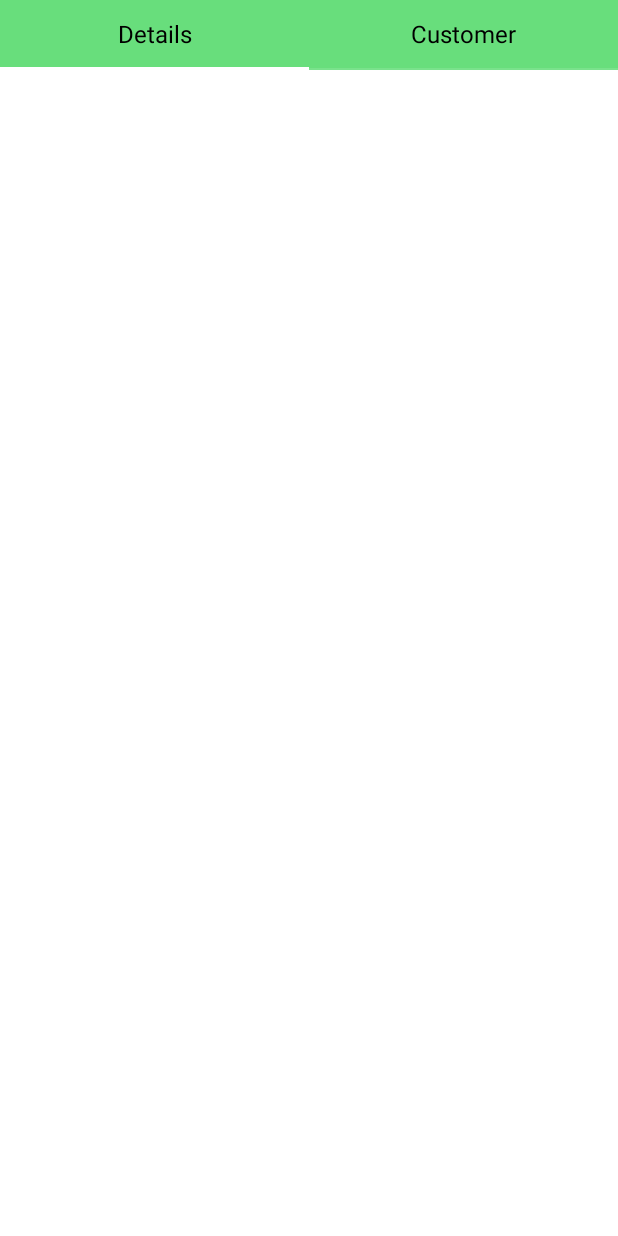
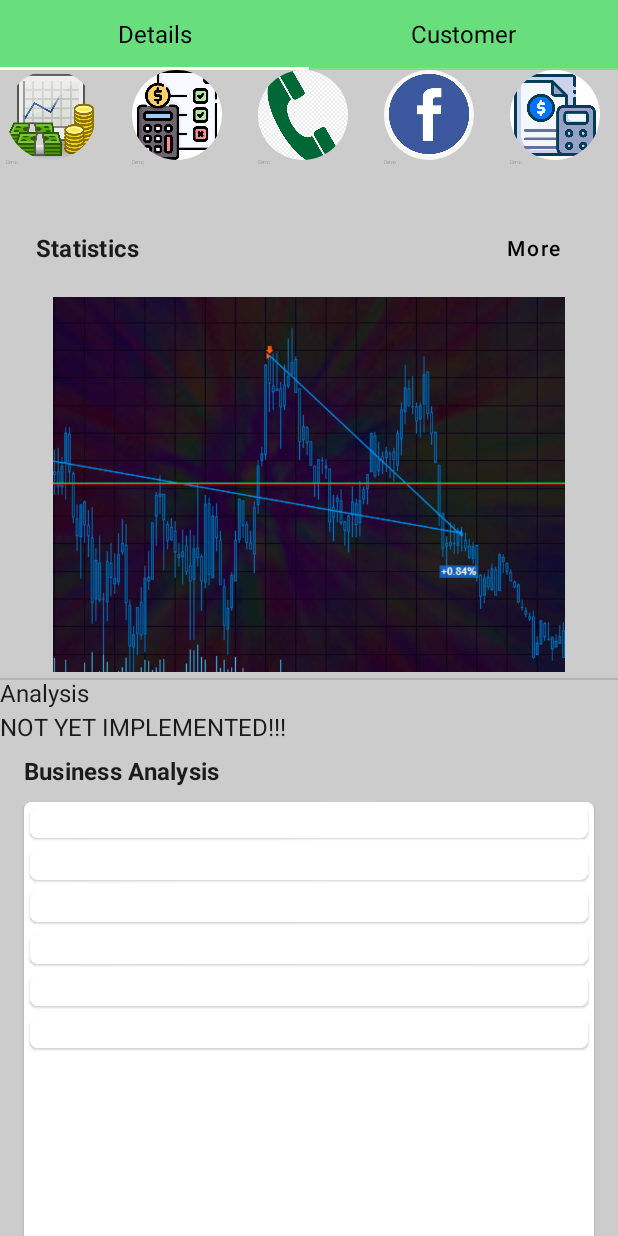
Before and after one commit to sl-gif/debugger, an Android app built with Jetpack Compose: the screen it shows after launch (MainActivity), on a phone screen of 412 x 824 dp. Run offline under Robolectric (Android 15) with nearby library versions, the phone set to English and light mode, and no system bars; our stand-ins replace Room's generated code, accompanist.

Commit message:
Debugger 3rd commit

```diff
--- a/app/src/main/java/com/example/debugger/MainActivity.kt
+++ b/app/src/main/java/com/example/debugger/MainActivity.kt
@@ -19,6 +19,9 @@ import androidx.navigation.compose.composable
 import androidx.navigation.compose.rememberNavController
 import androidx.navigation.navArgument
 import com.example.debugger.ui.customerdetail.BottomSheet.BottomSheet
+import com.example.debugger.ui.customerdetail.customerdetailtransactions.TransDetailViewModel
+import com.example.debugger.ui.customerdetail.customerdetailtransactions.TransDetailViewModelFactory
+import com.example.debugger.ui.firstscreen.homescreen.TabLayout
 import com.example.debugger.ui.theme.DEBUGGERTheme
 import com.google.accompanist.pager.ExperimentalPagerApi
 
@@ -28,7 +31,8 @@ class MainActivity : ComponentActivity() {
 
     override fun onCreate(savedInstanceState: Bundle?) {
         val viewModel = ViewModelProvider(this,MyViewModelFactory(application)) [MyViewModel::class.java]
-        val transDetailViewModel = ViewModelProvider(this,TransDetailViewModelFactory(application)) [TransDetailViewModel::class.java]
+        val transDetailViewModel = ViewModelProvider(this,TransDetailViewModelFactory(application))[TransDetailViewModel::class.java]
+
         super.onCreate(savedInstanceState)
         setContent {
 
--- /dev/null
+++ b/app/src/main/java/com/example/debugger/data/Analysis.kt
@@ -0,0 +1,10 @@
+package com.example.debugger.data
+
+import androidx.compose.ui.graphics.painter.Painter
+
+data class Analysis(
+    val title: String,
+    val type: String,
+    val graph: String,
+    val image: Painter? = null
+)
--- /dev/null
+++ b/app/src/main/java/com/example/debugger/data/Statistics.kt
@@ -0,0 +1,9 @@
+package com.example.debugger.data
+
+import androidx.compose.ui.graphics.painter.Painter
+
+data class Statistics(
+    val title: String ="",
+    val date: String ="",
+    val graph: Painter
+)
--- a/app/src/main/java/com/example/debugger/ui/customerdetail/BottomSheet/BottomSheet.kt
+++ b/app/src/main/java/com/example/debugger/ui/customerdetail/BottomSheet/BottomSheet.kt
@@ -22,9 +22,9 @@ import androidx.compose.ui.tooling.preview.Preview
 import androidx.compose.ui.unit.dp
 import androidx.compose.ui.unit.sp
 import com.example.debugger.R
-import com.example.debugger.TransDetailViewModel
 import com.example.debugger.entity.Transaction
-import com.example.debugger.ui.customerdetail.CustomerDetailContainer
+import com.example.debugger.ui.customerdetail.customerdetailtransactions.CustomerDetailContainer
+import com.example.debugger.ui.customerdetail.customerdetailtransactions.TransDetailViewModel
 import kotlinx.coroutines.launch
 
 
--- a/app/src/main/java/com/example/debugger/TransDetailViewModel.kt
+++ b/app/src/main/java/com/example/debugger/ui/customerdetail/customerdetailtransactions/TransDetailViewModel.kt
@@ -1,4 +1,4 @@
-package com.example.debugger
+package com.example.debugger.ui.customerdetail.customerdetailtransactions
 
 import android.app.Application
 import androidx.compose.runtime.getValue
@@ -14,6 +14,7 @@ import com.example.debugger.entity.CustomerWithTransactions
 import com.example.debugger.entity.Transaction
 import com.example.debugger.repository.Repository
 import kotlinx.coroutines.Dispatchers
+import kotlinx.coroutines.GlobalScope
 import kotlinx.coroutines.flow.*
 import kotlinx.coroutines.launch
 
--- a/app/src/main/java/com/example/debugger/ui/firstscreen/customerlist/CustomerList.kt
+++ b/app/src/main/java/com/example/debugger/ui/firstscreen/customerlist/CustomerList.kt
@@ -30,8 +30,8 @@ import androidx.lifecycle.viewmodel.compose.viewModel
 import androidx.navigation.NavController
 import com.example.debugger.MyViewModel
 import com.example.debugger.MyViewModelFactory
-import com.example.debugger.TransDetailViewModel
 import com.example.debugger.entity.Customers
+import com.example.debugger.ui.customerdetail.customerdetailtransactions.TransDetailViewModel
 
 @Composable
 fun CustomerList(
@@ -150,7 +150,7 @@ fun AddCustomer(
 
 //This should be reusable for AddCustomer function and Business Analysis Card items
 @Composable
-fun ItemsCard(
+fun CustomerCard(
     image: Painter,
     text: String,
     modifier: Modifier = Modifier,
--- a/app/src/main/java/com/example/debugger/ui/firstscreen/homescreen/HomeScreen.kt
+++ b/app/src/main/java/com/example/debugger/ui/firstscreen/homescreen/HomeScreen.kt
@@ -6,15 +6,19 @@ import androidx.compose.foundation.clickable
 import androidx.compose.foundation.layout.*
 import androidx.compose.foundation.lazy.LazyColumn
 import androidx.compose.foundation.lazy.LazyRow
+import androidx.compose.foundation.lazy.items
 import androidx.compose.foundation.shape.CircleShape
 import androidx.compose.foundation.shape.RoundedCornerShape
 import androidx.compose.material.*
 import androidx.compose.runtime.*
+import androidx.compose.ui.Alignment
 import androidx.compose.ui.Modifier
 import androidx.compose.ui.draw.clip
+import androidx.compose.ui.draw.clipToBounds
 import androidx.compose.ui.graphics.Color
 import androidx.compose.ui.graphics.painter.Painter
 import androidx.compose.ui.layout.ContentScale
+import androidx.compose.ui.layout.FirstBaseline
 import androidx.compose.ui.res.painterResource
 import androidx.compose.ui.text.font.FontWeight
 import androidx.compose.ui.text.style.TextAlign
@@ -24,84 +28,41 @@ import androidx.compose.ui.unit.sp
 import androidx.core.graphics.toColorInt
 import androidx.navigation.NavController
 import com.example.debugger.common.Layout
+import com.example.debugger.data.Analysis
+import com.example.debugger.data.Statistics
+import com.example.debugger.ui.customerdetail.customerdetailtransactions.TransDetailViewModel
 import com.example.debugger.ui.firstscreen.CustomerList
-import com.example.debugger.ui.firstscreen.ItemsCard
 import com.example.debugger.ui.firstscreen.homescreen.ImageWithText
+import com.example.debugger.uicommon.ItemsCard
 import com.google.accompanist.pager.ExperimentalPagerApi
 import com.google.accompanist.pager.HorizontalPager
 import com.google.accompanist.pager.pagerTabIndicatorOffset
 import com.google.accompanist.pager.rememberPagerState
 
-@ExperimentalPagerApi
-@Composable
-fun TabLayout(
-    viewModel: MyViewModel,
-    detailViewModel: TransDetailViewModel,
-    navController: NavController,
-    // clicked: Boolean
-) {
-    var tabIndex by remember { mutableStateOf(0) }
-    val tabs = listOf("Details", "Customer")
-    val pagerState = rememberPagerState()
+val analysis = listOf<Analysis>(
+    Analysis(title = "", type = "", graph = ""),
+    Analysis(title = "", type = "", graph = ""),
+    Analysis(title = "", type = "", graph = ""),
+    Analysis(title = "", type = "", graph = ""),
+    Analysis(title = "", type = "", graph = ""),
+    Analysis(title = "", type = "", graph = ""),
+)
 
-    Column {
-        TabRow(
-            selectedTabIndex = tabIndex,
-            indicator = { tabPositions ->
-                TabRowDefaults.Indicator(
-                    Modifier
-                        .pagerTabIndicatorOffset(
-                            pagerState = pagerState,
-                            tabPositions
-                        )
-                        .background(Color.White)
-                )
-            }) {
-            tabs.forEachIndexed { index, text ->
-                Tab(
-                    selected = index == tabIndex,
-                    onClick = { tabIndex = index },
-                    modifier = Modifier
-                        .padding(10.dp),
-                    selectedContentColor = Color("#35fdb5".toColorInt())
-                ) {
-                    Text(
-                        modifier = Modifier
-                            .padding(4.dp),
-                        text = text,
-                        color = Color.Black
-                    )
-                }
-
-            }
-
-        }
-        HorizontalPager(count = tabs.size, state = pagerState) { tabIndex ->
-            when (tabIndex) {
-                0 -> HomeScreen()
-                1 -> CustomerList(
-                    viewModel,
-                    detailViewModel = detailViewModel,
-                    nav = navController,
-                    clicked = viewModel.clicked,
-                    onClick = { viewModel.onChangeClick(true) })
-            }
-        }
-    }
-}
 
 @Composable
 fun HomeScreen() {
-
+    HomeScreen(
+     openStatistics = {}
+    )
 }
 
 @Composable
 internal fun HomeScreen(
-    modifier: Modifier = Modifier
+    openStatistics: () -> Unit
 ) {
 
     LazyColumn(
-        modifier = modifier.background(Color.LightGray)
+        modifier = Modifier.background(Color.LightGray)
     ) {
         item {
             DetailLazyRow(
@@ -159,62 +120,172 @@ internal fun HomeScreen(
                 modifier = Modifier
             )
 
-            Spacer(modifier = modifier.width(24.dp))
+            Spacer(modifier = Modifier.width(50.dp))
         }
 
         item {
-            SectionHeader(
-                title = "Statistics",
+            SectionHeaderWithHomeCard(
+                items = listOf(
+                    Statistics(
+                      title = "Cash Statistics" ,
+                        date = "Today",
+                        graph =painterResource(id =R.drawable.artificial_graph )
+                    )
+                ),
+                headertitle = "Statistics",
                 modifier = Modifier.fillMaxWidth()
             ) {
-                TextButton(onClick = { /*TODO*/ }) {
-                    Text("More")
-                }
-                HomeCard(
-                    modifier = Modifier.height(400.dp)
-                )
+               openStatistics()
             }
         }
 
         item {
-            Spacer(modifier.height(4.dp))
+            Spacer(Modifier.height(4.dp))
             Divider()
             Text("Analysis")
-            Spacer(modifier.height(4.dp))
-            HomeCard(
-                modifier = Modifier
-                    .size(200.dp)
-            )
+            Spacer(Modifier.height(4.dp))
+            Text("NOT YET IMPLEMENTED!!!")
         }
 
         item {
-            BusinessAnalysis()
+            BusinessAnalysisWithHeader()
         }
     }
 }
 
 @Composable
-fun BusinessAnalysis(modifier: Modifier = Modifier) {
+private fun SectionHeaderWithHomeCard(
+    items: List<Statistics>,
+    headertitle: String,
+    modifier: Modifier = Modifier,
+    onclick: ()-> Unit
+) {
+
+    Column(modifier) {
+        SectionHeader(
+            title = headertitle,
+            modifier = Modifier
+                .fillMaxWidth()
+                .padding(8.dp)
+        ) {
+            TextButton(
+                modifier = Modifier
+                    .alignBy(FirstBaseline)
+                    ,
+                onClick = onclick) {
+                Text(
+                    "More",
+                    color = Color.Black,
+                )
+            }
+        }
+        if(items.isNotEmpty()) {
+            StatisticsSection(
+                items = items,
+                modifier = Modifier
+                    .fillMaxWidth()
+                    .height(250.dp)
+            )
+        }
+
+    }
+}
+
+
+@Composable
+private fun StatisticsSection(
+    items: List<Statistics>,
+    modifier: Modifier = Modifier
+) {
+
+            //Remove hard_Coded width and height values, size based on screen size
+            HomeCard(
+                item = Statistics(
+                    graph = painterResource(id =R.drawable.artificial_graph )
+                ),
+                modifier = modifier
+            )
+}
+
+@Composable
+fun SectionHeader(
+    modifier: Modifier = Modifier,
+    title: String,
+    loading: Boolean = false,
+    content: @Composable RowScope.() -> Unit
+) {
+    Row(modifier) {
+        Spacer(Modifier.width(Layout.bodyMargin))
+
+        Text(
+            text = title,
+            fontWeight = FontWeight.Bold,
+            style = MaterialTheme.typography.subtitle1,
+            modifier = Modifier
+                .align(Alignment.CenterVertically)
+                .padding(vertical = 8.dp)
+        )
+Spacer(modifier = Modifier.weight(0.7f))
+        content()
+        Spacer(Modifier.width(Layout.bodyMargin))
+
+    }
+}
+
+@Composable
+fun BusinessAnalysisWithHeader() {
+    Column{
+        BusinessAnalysisHeader(
+            text = "Business Analysis",
+            modifier = Modifier
+                .fillMaxWidth()
+        )
+        BusinessAnalysisSection()
+
+    }
+}
+
+@Composable
+fun BusinessAnalysisHeader(
+    modifier: Modifier = Modifier,
+    text: String
+) {
+    Row(
+       modifier = modifier
+    ){
+       Spacer(Modifier.width(Layout.bodyMargin))
+        Text(
+            text = text,
+            fontWeight = FontWeight.Bold,
+            style = MaterialTheme.typography.subtitle1,
+            modifier = Modifier
+                .align(Alignment.CenterVertically)
+                .padding(vertical = 8.dp)
+        )
+    }
+}
+@Composable
+fun BusinessAnalysisSection(modifier: Modifier = Modifier) {
     Card(
         modifier = modifier
             .fillMaxWidth()
-            .height(200.dp)
-            .padding(horizontal = 8.dp),
+            .height(600.dp)
+            .padding(horizontal = Layout.bodyMargin),
         contentColor = Color.LightGray,
         shape = RoundedCornerShape(5.dp)
     ) {
 
-        Card {
+            Column {
+                analysis.forEach{ item ->
+                    ItemsCard(
+                        item = item,
+                        modifier = Modifier
+                            .fillMaxWidth()
+                            .padding(4.dp)
+                            .height(20.dp)
+                    ) {
+                }
 
-            LazyColumn {
-                items(5) {
-                    ItemsCard(
-                        image = painterResource(id = R.drawable.budget),
-                        text = "Inventory Management"
-                    ) {
-
-                    }
-                }
                 }
             }
     }
@@ -227,7 +298,7 @@ fun DetailLazyRow(
 ) {
     LazyRow(
         modifier = modifier
-            .padding(24.dp),
+            .padding(bottom = 24.dp,start = 4.dp),
         horizontalArrangement = Arrangement.SpaceEvenly
 
     ) {
@@ -237,10 +308,10 @@ fun DetailLazyRow(
                 image = shortcuts[item].image,
                 text = "Demo",
                 modifier = modifier
-                    .size(50.dp)
+                    .size(60.dp)
 
             )
-            Spacer(modifier = modifier.width(16.dp))
+            Spacer(modifier = modifier.width(24.dp))
         }
     }
 }
@@ -272,37 +343,28 @@ fun RoundShapeWithText(
     }
 }
 
-@Composable
-fun SectionHeader(
-    modifier: Modifier = Modifier,
-    title: String,
-    loading: Boolean = false,
-    content: @Composable () -> Unit
-) {
-    Row {
-        Spacer(modifier.width(Layout.bodyMargin))
-
-        Text(text = title)
-
-        content()
-        Spacer(modifier.width(Layout.bodyMargin))
-
-    }
-}
 
 @Composable
 fun HomeCard(
-    modifier: Modifier = Modifier
+    modifier: Modifier = Modifier,
+    item: Statistics
 ) {
+  Box(
+      modifier = modifier,
+  ){
 
-    Card(
-        modifier = modifier
-            .fillMaxWidth()
-            .padding(horizontal = 16.dp),
-        contentColor = Color.LightGray,
-        shape = RoundedCornerShape(8.dp)
-    ) {
-
+//      Card(
+//          modifier = modifier,
+//          contentColor = Color.LightGray,
+//          shape = RoundedCornerShape(8.dp)
+//      ) {
+      Image(
+          painter = item.graph ,
+          contentDescription = "graph image",
+          modifier = Modifier
+              .fillMaxSize()
+              .clipToBounds()
+      )
           Column {
               Text(
                   fontWeight = FontWeight.Bold,
@@ -310,11 +372,11 @@ fun HomeCard(
                   textAlign = TextAlign.Start,
                   modifier = modifier
                       .padding(start = 4.dp),
-                text = "Net Balance"
+                  text = item.title
               )
               Divider()
               Text(
-                text = "30000",
+                  text = item.date,
                   color = Color.Black,
                   textAlign = TextAlign.Start,
                   fontWeight = FontWeight.ExtraBold,
@@ -324,9 +386,9 @@ fun HomeCard(
 
                   )
           }
+     /// }
   }
 }
-
 
 @Preview
 @Composable
--- /dev/null
+++ b/app/src/main/java/com/example/debugger/ui/firstscreen/homescreen/HomeScreenTabLayout.kt
@@ -0,0 +1,132 @@
+package com.example.debugger.ui.firstscreen.homescreen
+
+import androidx.compose.foundation.background
+import androidx.compose.foundation.layout.Column
+import androidx.compose.foundation.layout.padding
+import androidx.compose.material.Tab
+import androidx.compose.material.TabRow
+import androidx.compose.material.TabRowDefaults
+import androidx.compose.material.Text
+import androidx.compose.runtime.*
+import androidx.compose.ui.Modifier
+import androidx.compose.ui.graphics.Color
+import androidx.compose.ui.tooling.preview.Preview
+import androidx.compose.ui.unit.dp
+import androidx.core.graphics.toColorInt
+import androidx.navigation.NavController
+import com.example.debugger.HomeScreen
+import com.example.debugger.MyViewModel
+import com.example.debugger.ui.customerdetail.customerdetailtransactions.TransDetailViewModel
+import com.example.debugger.ui.firstscreen.CustomerList
+import com.google.accompanist.pager.ExperimentalPagerApi
+import com.google.accompanist.pager.HorizontalPager
+import com.google.accompanist.pager.pagerTabIndicatorOffset
+import com.google.accompanist.pager.rememberPagerState
+
+
+@ExperimentalPagerApi
+@Composable
+fun TabLayout(
+    viewModel: MyViewModel,
+    detailViewModel: TransDetailViewModel,
+    navController: NavController,
+    // clicked: Boolean
+) {
+    var tabIndex by remember { mutableStateOf(0) }
+    val tabs = listOf("Details", "Customer")
+    val pagerState = rememberPagerState()
+
+    Column {
+        TabRow(
+            selectedTabIndex = tabIndex,
+            indicator = { tabPositions ->
+                TabRowDefaults.Indicator(
+                    Modifier
+                        .pagerTabIndicatorOffset(
+                            pagerState = pagerState,
+                            tabPositions
+                        )
+                        .background(Color.White)
+                )
+            }) {
+            tabs.forEachIndexed { index, text ->
+                Tab(
+                    selected = index == tabIndex,
+                    onClick = { tabIndex = index },
+                    modifier = Modifier
+                        .padding(10.dp),
+                    selectedContentColor = Color(0xFF35fdb5)
+                ) {
+                    Text(
+                        modifier = Modifier
+                            .padding(4.dp),
+                        text = text,
+                        color = Color.Black
+                    )
+                }
+
+            }
+
+        }
+        HorizontalPager(count = tabs.size, state = pagerState) { tabIndex ->
+            when (tabIndex) {
+                0 -> HomeScreen()
+                1 -> CustomerList(
+                    viewModel,
+                    detailViewModel = detailViewModel,
+                    nav = navController,
+                    clicked = viewModel.clicked,
+                    onClick = { viewModel.onChangeClick(true) })
+            }
+        }
+    }
+}
+
+@OptIn(ExperimentalPagerApi::class)
+@Preview()
+@Composable
+fun TabLayoutPreview() {
+    var tabIndex by remember { mutableStateOf(0) }
+    val tabs = listOf("Details", "Customer")
+    val pagerState = rememberPagerState()
+
+    Column {
+        TabRow(
+            selectedTabIndex = tabIndex,
+            indicator = { tabPositions ->
+                TabRowDefaults.Indicator(
+                    Modifier
+                        .pagerTabIndicatorOffset(
+                            pagerState = pagerState,
+                            tabPositions
+                        )
+                        .background(Color.White)
+                )
+            }) {
+            tabs.forEachIndexed { index, text ->
+                Tab(
+                    selected = index == tabIndex,
+                    onClick = { tabIndex = index },
+                    modifier = Modifier
+                        .padding(10.dp),
+                    selectedContentColor = Color(0xFF35fdb5)
+                ) {
+                    Text(
+                        modifier = Modifier
+                            .padding(4.dp),
+                        text = text,
+                        color = Color.Black
+                    )
+                }
+
+            }
+
+        }
+        HorizontalPager(count = tabs.size, state = pagerState) { tabIndex ->
+            when (tabIndex) {
+                0 -> HomeScreen()
+                1 -> Text("")
+            }
+        }
+    }
+}
--- /dev/null
+++ b/app/src/main/java/com/example/debugger/uicommon/ItemsCard.kt
@@ -0,0 +1,73 @@
+package com.example.debugger.uicommon
+
+import androidx.compose.foundation.Image
+import androidx.compose.foundation.clickable
+import androidx.compose.foundation.layout.*
+import androidx.compose.foundation.shape.CircleShape
+import androidx.compose.foundation.shape.RoundedCornerShape
+import androidx.compose.material.Card
+import androidx.compose.material.Text
+import androidx.compose.runtime.Composable
+import androidx.compose.ui.Modifier
+import androidx.compose.ui.draw.clip
+import androidx.compose.ui.graphics.Color
+import androidx.compose.ui.graphics.painter.Painter
+import androidx.compose.ui.layout.ContentScale
+import androidx.compose.ui.res.painterResource
+import androidx.compose.ui.text.font.FontWeight
+import androidx.compose.ui.unit.dp
+import androidx.compose.ui.unit.sp
+import com.example.debugger.R
+import com.example.debugger.data.Analysis
+
+@Composable
+fun ItemsCard(
+    item: Analysis,
+    modifier: Modifier = Modifier,
+    onClick: () -> Unit
+) {
+
+    Card(
+        modifier
+            .clickable {
+                onClick()
+            },
+        //    elevation = 5.dp,
+        shape = RoundedCornerShape(5.dp),
+
+        ) {
+        Row(modifier = Modifier.fillMaxSize()) {
+            item.image?.let {
+                Image(
+                    painter = it,
+                    contentDescription = "",
+                    contentScale = ContentScale.Crop,
+                    modifier = Modifier
+                        .wrapContentSize()
+                        .clip(CircleShape)
+                )
+            }
+
+            Column(
+                modifier = Modifier
+                    .fillMaxWidth()
+            ) {
+                Text(
+                    text = item.title,
+                    modifier = Modifier.weight(1.0f),
+                    fontSize = 15.sp,
+                    color = Color.Black,
+                    fontWeight = FontWeight.Bold
+                )
+                Spacer(modifier = Modifier.padding(4.dp))
+                Text(
+                    text = "",
+                    modifier = Modifier.weight(1.0f),
+                    fontSize = 11.sp,
+                    color = Color.Gray
+                )
+            }
+        }
+
+    }
+}
--- a/app/src/main/res/values-night/themes.xml
+++ b/app/src/main/res/values-night/themes.xml
@@ -1,10 +1,10 @@
 <resources xmlns:tools="http://schemas.android.com/tools">
     <!-- Base application theme. -->
-    <style name="Theme.DEBUGGER" parent="Theme.MaterialComponents.DayNight.DarkActionBar">
+    <style name="Theme.DEBUGGER" parent="Theme.MaterialComponents.DayNight.NoActionBar">
         <!-- Primary brand color. -->
-        <item name="colorPrimary">@color/purple_200</item>
-        <item name="colorPrimaryVariant">@color/purple_700</item>
-        <item name="colorOnPrimary">@color/black</item>
+        <item name="colorPrimary">@color/light_green</item>
+        <item name="colorPrimaryVariant">@color/light_green</item>
+        <item name="colorOnPrimary">@color/light_green</item>
         <!-- Secondary brand color. -->
         <item name="colorSecondary">@color/teal_200</item>
         <item name="colorSecondaryVariant">@color/teal_200</item>
--- a/app/src/main/res/values/colors.xml
+++ b/app/src/main/res/values/colors.xml
@@ -7,4 +7,5 @@
     <color name="teal_700">#FF018786</color>
     <color name="black">#FF000000</color>
     <color name="white">#FFFFFFFF</color>
+    <color name="light_green">#68de7c</color>
 </resources>
--- a/app/src/main/res/values/themes.xml
+++ b/app/src/main/res/values/themes.xml
@@ -1,10 +1,10 @@
 <resources xmlns:tools="http://schemas.android.com/tools">
     <!-- Base application theme. -->
-    <style name="Theme.DEBUGGER" parent="Theme.MaterialComponents.DayNight.DarkActionBar">
+    <style name="Theme.DEBUGGER" parent="Theme.MaterialComponents.DayNight.NoActionBar">
         <!-- Primary brand color. -->
-        <item name="colorPrimary">@color/purple_500</item>
-        <item name="colorPrimaryVariant">@color/purple_700</item>
-        <item name="colorOnPrimary">@color/white</item>
+        <item name="colorPrimary">@color/light_green</item>
+        <item name="colorPrimaryVariant">@color/light_green</item>
+        <item name="colorOnPrimary">@color/light_green</item>
         <!-- Secondary brand color. -->
         <item name="colorSecondary">@color/teal_200</item>
         <item name="colorSecondaryVariant">@color/teal_700</item>
--- a/build.gradle
+++ b/build.gradle
@@ -8,7 +8,7 @@ buildscript {
         mavenCentral()
     }
     dependencies {
-        classpath "com.android.tools.build:gradle:7.0.3"
+        classpath 'com.android.tools.build:gradle:7.1.1'
         classpath "org.jetbrains.kotlin:kotlin-gradle-plugin:1.5.21"
 
         // NOTE: Do not place your application dependencies here; they belong
```
Also changed, not shown: app/src/main/java/com/example/debugger/ui/customerdetail/customerdetailtransactions/CustomerDetail.kt (+8 -26 lines), app/src/main/java/com/example/debugger/ui/firstscreen/customerlist/MyViewModel.kt (+0 -40 lines), app/src/main/res/drawable-v24/artificial_graph.png (added), gradle/wrapper/gradle-wrapper.properties. Lines whose indentation alone changed are shown as unchanged.
